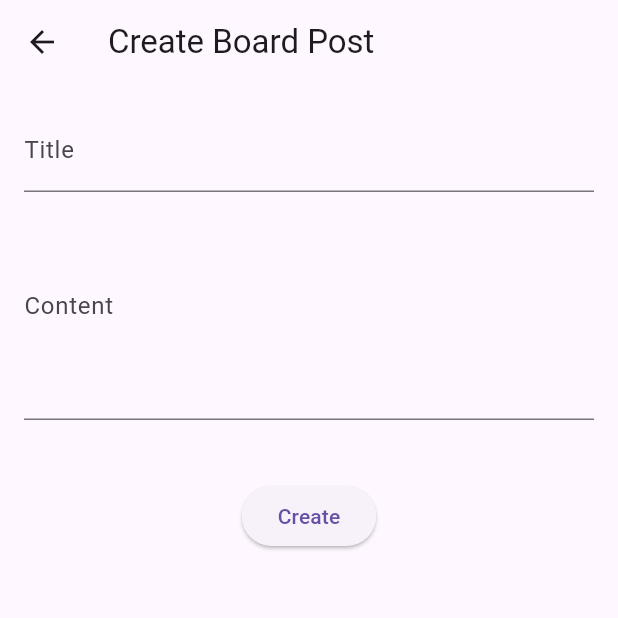
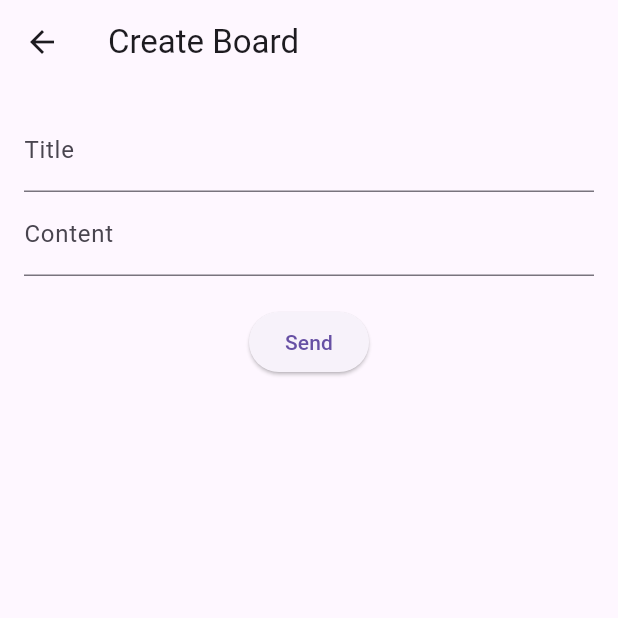
Before and after one commit to silenc3502/flutter_ddd_test, a Flutter app: the BoardListPage screen opened directly, after a tap on the "add" icon, on a phone screen of 412 x 824 dp, the top half of it. Run offline on Flutter 3.47's test engine with Material 3 defaults, Android fonts, the phone set to English and light mode, and no system bars; our stand-ins replace flutter_dotenv, flutter_secure_storage; missing offline and left inert: kakao_flutter_sdk; accounts and stored records are empty; network calls fail.

Commit message:
feat: board create

```diff
--- a/lib/board/board_module.dart
+++ b/lib/board/board_module.dart
@@ -1,4 +1,5 @@
 import 'package:flutter/material.dart';
+import 'package:flutter_ddd_test/board/presentation/ui/board_create_page.dart';
 import 'package:provider/provider.dart';
 import 'package:flutter_dotenv/flutter_dotenv.dart';
 
@@ -42,4 +43,38 @@ class BoardModule {
       child: BoardListPage(),
     );
   }
+
+  // Provides the BoardCreatePage with necessary dependencies
+  static Widget provideBoardCreatePage() {
+    return MultiProvider(
+      providers: [
+        // Add common dependencies here if needed, such as BaseUrlProvider, etc.
+        ChangeNotifierProvider<BaseUrlProvider>(
+          create: (_) => BaseUrlProvider(),
+        ),
+        ProxyProvider<BaseUrlProvider, BoardRemoteDataSource>(
+          update: (_, baseUrlProvider, __) =>
+              BoardRemoteDataSource(baseUrlProvider.baseUrl),
+        ),
+        ProxyProvider<BoardRemoteDataSource, BoardRepositoryImpl>(
+          update: (_, remoteDataSource, __) =>
+              BoardRepositoryImpl(remoteDataSource),
+        ),
+        ProxyProvider<BoardRepositoryImpl, ListBoardsUseCaseImpl>(
+          update: (_, repository, __) => ListBoardsUseCaseImpl(repository),
+        ),
+        ProxyProvider<BoardRepositoryImpl, CreateBoardUseCaseImpl>(
+          update: (_, repository, __) => CreateBoardUseCaseImpl(repository),
+        ),
+        // You can pass the same BoardProvider here, if needed
+        ChangeNotifierProvider<BoardProvider>(
+          create: (context) => BoardProvider(
+            listBoardsUseCase: context.read<ListBoardsUseCaseImpl>(),
+            createBoardUseCase: context.read<CreateBoardUseCaseImpl>(),
+          ),
+        ),
+      ],
+      child: BoardCreatePage(),  // The actual page you're navigating to
+    );
+  }
 }
--- a/lib/board/presentation/ui/board_create_page.dart
+++ b/lib/board/presentation/ui/board_create_page.dart
@@ -2,74 +2,46 @@ import 'package:flutter/material.dart';
 import 'package:provider/provider.dart';
 import '../providers/board_providers.dart'; // BoardProvider import
 
-class BoardCreatePage extends StatefulWidget {
-  @override
-  _BoardCreatePageState createState() => _BoardCreatePageState();
-}
-
-class _BoardCreatePageState extends State<BoardCreatePage> {
-  final TextEditingController _titleController = TextEditingController();
-  final TextEditingController _contentController = TextEditingController();
-  String _errorMessage = '';
-
-  void _createBoard() async {
-    final boardProvider = Provider.of<BoardProvider>(context, listen: false);
-    final title = _titleController.text.trim();
-    final content = _contentController.text.trim();
-
-    if (title.isEmpty || content.isEmpty) {
-      setState(() {
-        _errorMessage = 'Title and content are required.';
-      });
-      return;
-    }
-
-    try {
-      final response = await boardProvider.createBoard(title, content);
-      if (true) {
-        // Navigate back to board list page
-        Navigator.pop(context);
-      } else {
-        setState(() {
-          _errorMessage = 'Failed to create board post.';
-        });
-      }
-    } catch (e) {
-      setState(() {
-        _errorMessage = 'Error: $e';
-      });
-    }
-  }
+class BoardCreatePage extends StatelessWidget {
+  final TextEditingController titleController = TextEditingController();
+  final TextEditingController contentController = TextEditingController();
 
   @override
   Widget build(BuildContext context) {
     return Scaffold(
-      appBar: AppBar(
-        title: Text('Create Board Post'),
-      ),
+      appBar: AppBar(title: Text('Create Board')),
       body: Padding(
         padding: const EdgeInsets.all(16.0),
         child: Column(
           children: [
             TextField(
-              controller: _titleController,
+              controller: titleController,
               decoration: InputDecoration(labelText: 'Title'),
             ),
             TextField(
-              controller: _contentController,
+              controller: contentController,
               decoration: InputDecoration(labelText: 'Content'),
-              maxLines: 5,
             ),
             SizedBox(height: 20),
-            if (_errorMessage.isNotEmpty)
-              Text(
-                _errorMessage,
-                style: TextStyle(color: Colors.red),
-              ),
-            SizedBox(height: 20),
             ElevatedButton(
-              onPressed: _createBoard,
-              child: Text('Create'),
+              onPressed: () {
+                final title = titleController.text;
+                final content = contentController.text;
+
+                print('Button pressed with title: $title and content: $content');
+
+                // BoardProvider 사용
+                try {
+                  final provider = Provider.of<BoardProvider>(context, listen: false);
+                  print('BoardProvider found: $provider');
+
+                  provider.createBoard(title, content);
+                  print('Board created successfully');
+                } catch (e) {
+                  print('Error while accessing BoardProvider: $e');
+                }
+              },
+              child: Text('Send'),
             ),
           ],
         ),
--- a/lib/board/presentation/ui/board_list_page.dart
+++ b/lib/board/presentation/ui/board_list_page.dart
@@ -3,6 +3,7 @@ import 'package:provider/provider.dart';
 import '../../../common_ui/error_message.dart';
 import '../../../common_ui/loading_indicator.dart';
 import '../../../common_ui/custom_app_bar.dart'; // CustomAppBar import
+import '../../board_module.dart';
 import '../providers/board_providers.dart';
 import 'component/page_content.dart';
 import 'board_create_page.dart'; // 게시글 작성 페이지 import
@@ -80,7 +81,7 @@ class _BoardListPageState extends State<BoardListPage> {
                   Navigator.push(
                     context,
                     MaterialPageRoute(
-                      builder: (context) => BoardCreatePage(),
+                      builder: (context) => BoardModule.provideBoardCreatePage(),
                     ),
                   );
                 },
```
